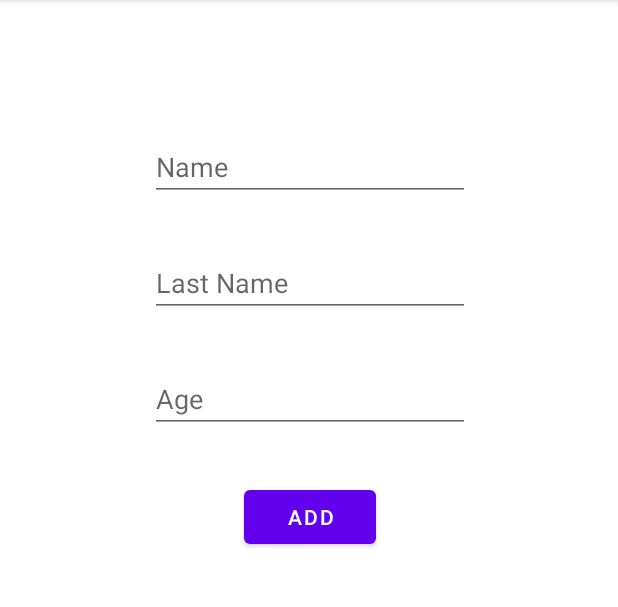
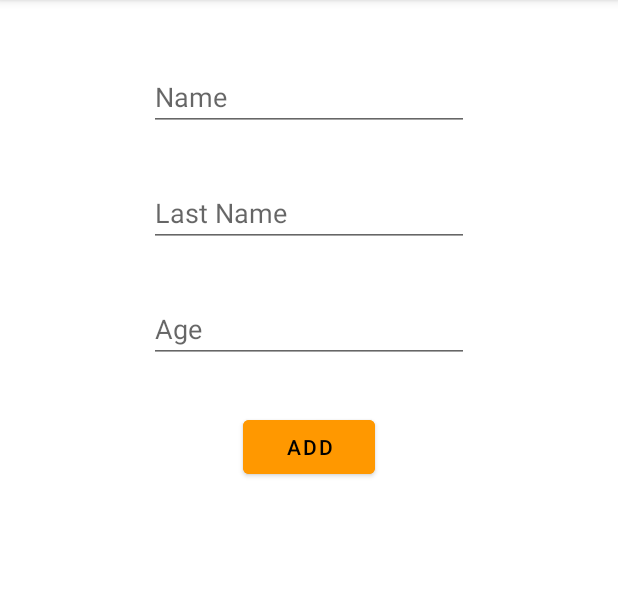
Before and after one commit to oguzsout/RoomExerciseWithUnitTest, an Android app: the AddFragment screen opened through its navigation route, on a phone screen of 412 x 824 dp, the part 84-691 px from its top. Run offline under Robolectric (Android 15) with nearby library versions, the phone set to English and light mode, and no system bars; our stand-ins replace Room's generated code.

```diff
--- a/app/src/main/java/com/oguzdogdu/roomexercise/fragments/ListFragment.kt
+++ b/app/src/main/java/com/oguzdogdu/roomexercise/fragments/ListFragment.kt
@@ -5,7 +5,6 @@ import android.view.LayoutInflater
 import android.view.View
 import android.view.ViewGroup
 import androidx.fragment.app.Fragment
-import androidx.lifecycle.Observer
 import androidx.lifecycle.ViewModelProvider
 import androidx.navigation.fragment.findNavController
 import androidx.recyclerview.widget.LinearLayoutManager
@@ -51,7 +50,7 @@ class ListFragment : Fragment(R.layout.fragment_list) {
 
     private fun observeData() {
         mUserViewModel = ViewModelProvider(this)[UserViewModel::class.java]
-        mUserViewModel.readAllData.observe(viewLifecycleOwner, Observer {
+        mUserViewModel.readAllData.observe(viewLifecycleOwner, {
             adapter.users = it
         })
     }
--- a/app/src/main/java/com/oguzdogdu/roomexercise/viewmodel/UserViewModel.kt
+++ b/app/src/main/java/com/oguzdogdu/roomexercise/viewmodel/UserViewModel.kt
@@ -41,6 +41,7 @@ class UserViewModel(application: Application): AndroidViewModel(application) {
         }
         val user = User(0, name, lastName, userAge)
         addUser(user)
+        updateUser(user)
         insertUserMsg.postValue(Resource.success(user))
     }
 
--- a/app/src/main/res/layout/activity_main.xml
+++ b/app/src/main/res/layout/activity_main.xml
@@ -4,13 +4,14 @@
     xmlns:tools="http://schemas.android.com/tools"
     android:layout_width="match_parent"
     android:layout_height="match_parent"
+    android:padding="10dp"
     tools:context=".MainActivity">
 
-    <fragment
+    <androidx.fragment.app.FragmentContainerView
         android:id="@+id/fragment"
         android:name="androidx.navigation.fragment.NavHostFragment"
-        android:layout_width="391dp"
-        android:layout_height="655dp"
+        android:layout_width="0dp"
+        android:layout_height="0dp"
         app:defaultNavHost="true"
         app:layout_constraintBottom_toBottomOf="parent"
         app:layout_constraintEnd_toEndOf="parent"
--- a/app/src/main/res/layout/fragment_add.xml
+++ b/app/src/main/res/layout/fragment_add.xml
@@ -52,6 +52,8 @@
         android:layout_width="wrap_content"
         android:layout_height="wrap_content"
         android:layout_marginTop="32dp"
+        android:backgroundTint="#FF9800"
+        android:textColor="@color/black"
         android:text="@string/add"
         app:layout_constraintEnd_toEndOf="parent"
         app:layout_constraintStart_toStartOf="parent"
--- a/app/src/main/res/layout/fragment_list.xml
+++ b/app/src/main/res/layout/fragment_list.xml
@@ -25,10 +25,10 @@
         android:layout_marginEnd="24dp"
         android:layout_marginBottom="24dp"
         android:clickable="true"
-        android:contentDescription="TODO"
+        android:contentDescription="@string/add"
         android:focusable="true"
         android:src="@drawable/ic_add"
-        android:tint="@color/white"
+        app:backgroundTint="#FF9800"
         app:fabSize="auto"
         app:layout_constraintBottom_toBottomOf="parent"
         app:layout_constraintEnd_toEndOf="parent" />
--- a/app/src/main/res/layout/fragment_update.xml
+++ b/app/src/main/res/layout/fragment_update.xml
@@ -55,6 +55,8 @@
         android:layout_width="wrap_content"
         android:layout_height="wrap_content"
         android:layout_marginTop="32dp"
+        android:backgroundTint="#FF9800"
+        android:textColor="@color/black"
         android:text="@string/update"
         app:layout_constraintEnd_toEndOf="parent"
         app:layout_constraintHorizontal_bias="0.5"
@@ -66,6 +68,8 @@
         android:layout_width="wrap_content"
         android:layout_height="wrap_content"
         android:layout_marginTop="32dp"
+        android:backgroundTint="#FF9800"
+        android:textColor="@color/black"
         android:text="@string/delete"
         app:layout_constraintEnd_toEndOf="parent"
         app:layout_constraintStart_toStartOf="parent"
```
Also changed, not shown: app/src/main/java/com/oguzdogdu/roomexercise/adapter/ListAdapter.kt (+2 -8 lines), app/src/main/java/com/oguzdogdu/roomexercise/fragments/UpdateFragment.kt (+31 -14 lines).
